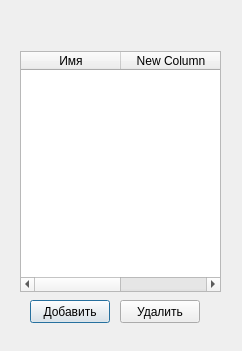
Qt form dWell/admindialog.ui (kashapov17/dWell) before a commit.
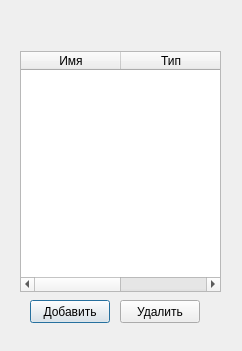
The same form after that commit.

```diff
--- a/dWell/admindialog.ui
+++ b/dWell/admindialog.ui
@@ -29,7 +29,7 @@
    </column>
    <column>
     <property name="text">
-     <string>New Column</string>
+     <string>Тип</string>
     </property>
    </column>
   </widget>
```
Left out of the diff: 2 changed lines with no effect on the pictures.
